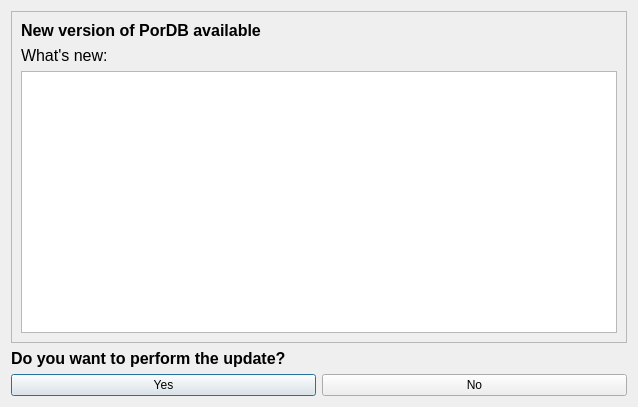
Qt form pordb_update_version.ui (hwmay/pordb3) before a commit.
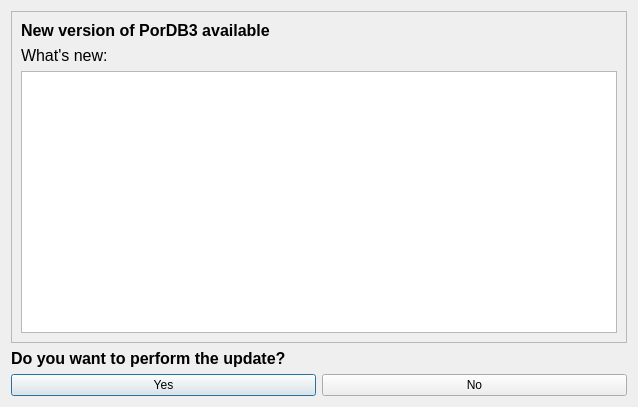
The same form after that commit. Icons and pictures are not drawn.

```diff
--- a/pordb_update_version.ui
+++ b/pordb_update_version.ui
@@ -52,7 +52,7 @@
          <item row="0" column="0">
           <widget class="QLabel" name="label_3">
            <property name="text">
-            <string>&lt;html&gt;&lt;head/&gt;&lt;body&gt;&lt;p&gt;&lt;span style=&quot; font-size:12pt; font-weight:600;&quot;&gt;New version of PorDB available&lt;/span&gt;&lt;/p&gt;&lt;/body&gt;&lt;/html&gt;</string>
+            <string>&lt;html&gt;&lt;head/&gt;&lt;body&gt;&lt;p&gt;&lt;span style=&quot; font-size:12pt; font-weight:600;&quot;&gt;New version of PorDB3 available&lt;/span&gt;&lt;/p&gt;&lt;/body&gt;&lt;/html&gt;</string>
            </property>
           </widget>
          </item>
```
Left out of the diff: 2 changed lines with no effect on the pictures.
